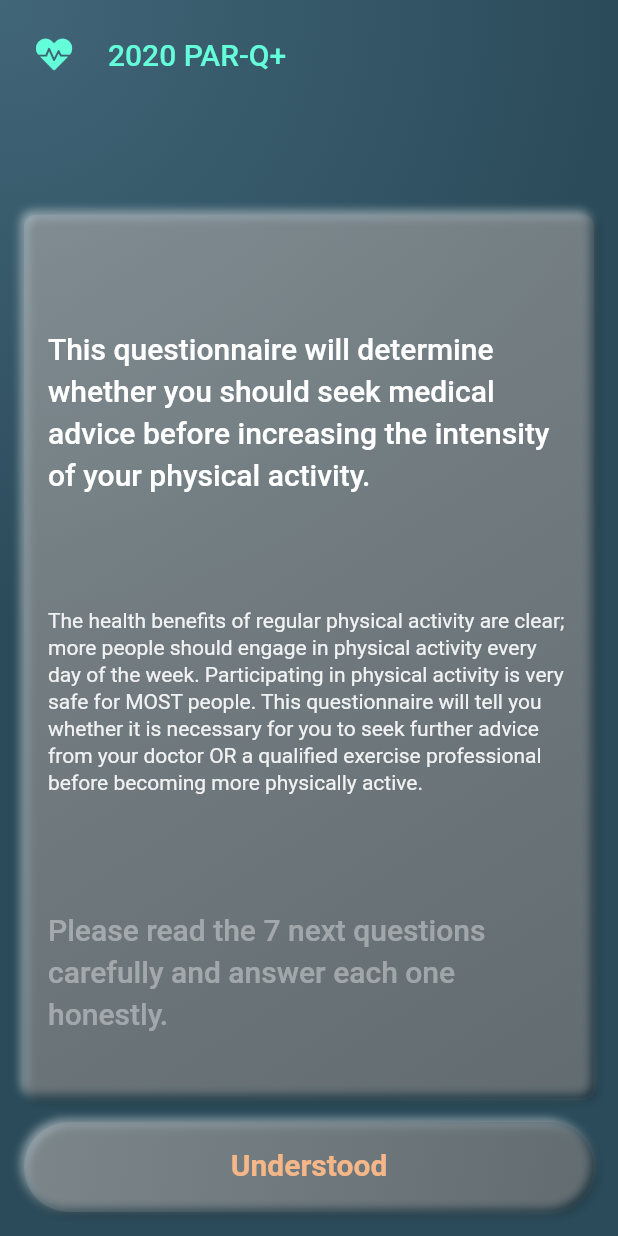
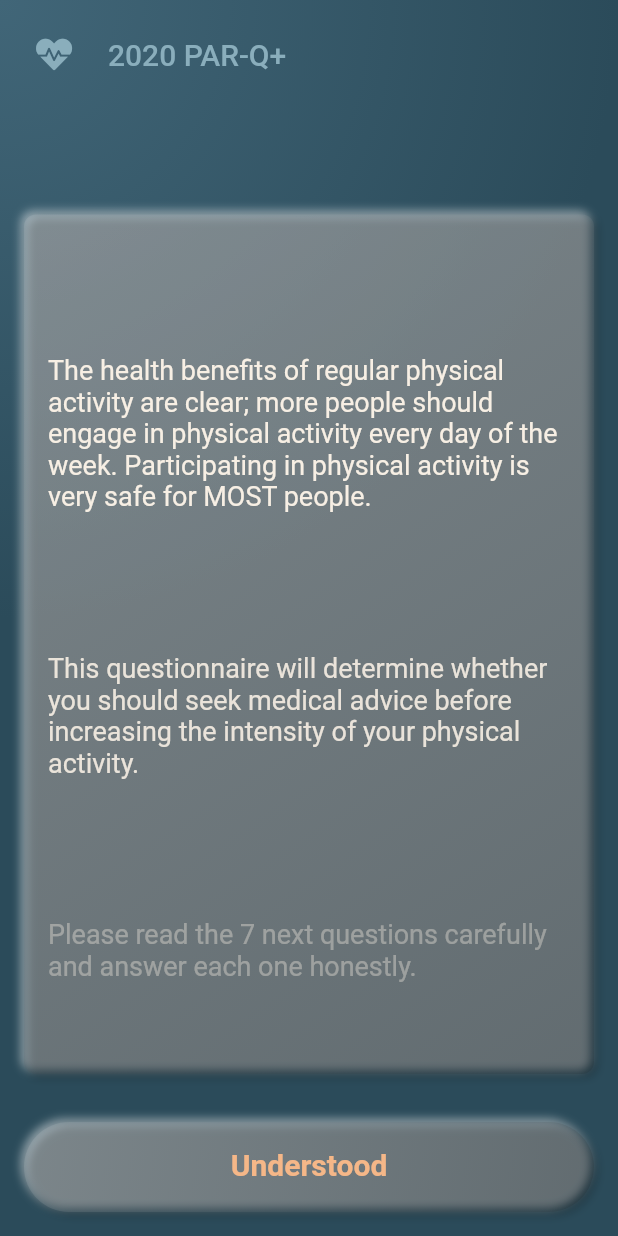
Before and after one commit to louisdeveseleer/parq, a Flutter app: the screen it shows after launch, after a tap on "Am I ready ?", on a phone screen of 412 x 824 dp. Run offline on Flutter 3.47's test engine with Material 2 defaults, Android fonts, the phone set to English and light mode, and no system bars; drawn by our look-alikes of flutter_neumorphic; our stand-ins replace font_awesome_flutter, page_transition.

Commit message:
update mac

```diff
--- a/lib/common_widgets/basic_screen.dart
+++ b/lib/common_widgets/basic_screen.dart
@@ -9,9 +9,9 @@ class BasicScreen extends StatelessWidget {
   @override
   Widget build(BuildContext context) {
     return Scaffold(
-      body: SafeArea(
-        child: Container(
-          decoration: backgroundDecoration,
+      body: Container(
+        decoration: backgroundDecoration,
+        child: SafeArea(
           child: Column(
             crossAxisAlignment: CrossAxisAlignment.stretch,
             children: [
--- a/lib/common_widgets/bullet_point.dart
+++ b/lib/common_widgets/bullet_point.dart
@@ -10,8 +10,8 @@ class BulletPoint extends StatelessWidget {
       crossAxisAlignment: CrossAxisAlignment.center,
       children: [
         Icon(
-          Icons.circle,
-          size: 10,
+          Icons.check_circle,
+          size: 16,
           color: Colors.white,
         ),
         SizedBox(
--- a/lib/common_widgets/custom_app_bar.dart
+++ b/lib/common_widgets/custom_app_bar.dart
@@ -14,7 +14,7 @@ class CustomAppBar extends StatelessWidget {
             icon: Icon(
               FontAwesomeIcons.heartbeat,
             ),
-            color: Theme.of(context).accentColor,
+            color: Theme.of(context).hintColor,
           ),
           SizedBox(
             width: 16,
@@ -22,7 +22,7 @@ class CustomAppBar extends StatelessWidget {
           Text(
             '2020 PAR-Q+',
             style: Theme.of(context).textTheme.headline6.copyWith(
-                  color: Theme.of(context).accentColor,
+                  color: Theme.of(context).hintColor,
                 ),
             textAlign: TextAlign.start,
           ),
--- a/lib/follow_up_questions/fuq_section_content.dart
+++ b/lib/follow_up_questions/fuq_section_content.dart
@@ -1,9 +1,9 @@
 import 'package:flutter/material.dart';
-import 'file:///C:/Users/Technical.Sales/AndroidStudioProjects/parq/lib/results/clearance.dart';
 import 'package:parq/common_widgets/my_radio_button.dart';
 import 'package:parq/follow_up_questions/fuq_item_model.dart';
 import 'package:parq/follow_up_questions/fuq_list.dart';
-import 'file:///C:/Users/Technical.Sales/AndroidStudioProjects/parq/lib/results/no_clearance.dart';
+import 'package:parq/results/clearance.dart';
+import 'package:parq/results/no_clearance.dart';
 import 'package:provider/provider.dart';
 
 class FUQSectionContent extends StatefulWidget {
@@ -104,7 +104,7 @@ class _FUQSectionContentState extends State<FUQSectionContent>
               padding: const EdgeInsets.all(16.0),
               child: fuqList.isFirstQuestion()
                   ? Icon(
-                      Icons.arrow_back_outlined,
+                      Icons.arrow_back,
                       color: Colors.transparent,
                     )
                   : InkWell(
@@ -117,7 +117,7 @@ class _FUQSectionContentState extends State<FUQSectionContent>
                       child: Row(
                         children: [
                           Icon(
-                            Icons.arrow_back_outlined,
+                            Icons.arrow_back,
                             color: Theme.of(context).textTheme.button.color,
                           ),
                           SizedBox(
--- a/lib/general_health_questions/ghq_intro.dart
+++ b/lib/general_health_questions/ghq_intro.dart
@@ -1,6 +1,6 @@
 import 'package:flutter/material.dart';
-import 'file:///C:/Users/Technical.Sales/AndroidStudioProjects/parq/lib/common_widgets/main_button.dart';
 import 'package:flutter_neumorphic/flutter_neumorphic.dart' as neu;
+import 'package:parq/common_widgets/main_button.dart';
 
 class GHQIntro extends StatefulWidget {
   final VoidCallback callback;
@@ -47,7 +47,7 @@ class _GHQIntroState extends State<GHQIntro>
                   ),
                   // margin: EdgeInsets.all(16),
                   child: Scrollbar(
-                    radius: Radius.circular(2),
+                    // radius: Radius.circular(2),
                     child: SingleChildScrollView(
                       padding: EdgeInsets.all(16.0),
                       child: ConstrainedBox(
@@ -61,8 +61,12 @@ class _GHQIntroState extends State<GHQIntro>
                             Flexible(child: Container()),
                             AnimatedOpacity(
                               child: Text(
-                                'This questionnaire will determine whether you should seek medical advice before increasing the intensity of your physical activity.',
-                                style: Theme.of(context).textTheme.headline6,
+                                'The health benefits of regular physical activity are clear; more people should engage in physical activity every day of the week. Participating in '
+                                'physical activity is very safe for MOST people.',
+                                style: Theme.of(context)
+                                    .textTheme
+                                    .bodyText2
+                                    .copyWith(fontSize: 18),
                               ),
                               opacity: controller.value < 0.1 ? 0.0 : 1.0,
                               duration: Duration(milliseconds: 800),
@@ -73,10 +77,11 @@ class _GHQIntroState extends State<GHQIntro>
                             ),
                             AnimatedOpacity(
                               child: Text(
-                                'The health benefits of regular physical activity are clear; more people should engage in physical activity every day of the week. Participating in '
-                                'physical activity is very safe for MOST people. This questionnaire will tell you whether it is necessary for you to seek further advice from your doctor '
-                                'OR a qualified exercise professional before becoming more physically active. ',
-                                style: Theme.of(context).textTheme.subtitle1,
+                                'This questionnaire will determine whether you should seek medical advice before increasing the intensity of your physical activity.',
+                                style: Theme.of(context)
+                                    .textTheme
+                                    .bodyText2
+                                    .copyWith(fontSize: 18),
                               ),
                               opacity: controller.value < 0.3 ? 0.0 : 1.0,
                               duration: Duration(milliseconds: 800),
@@ -88,7 +93,10 @@ class _GHQIntroState extends State<GHQIntro>
                             AnimatedOpacity(
                               child: Text(
                                 'Please read the 7 next questions carefully and answer each one honestly.',
-                                style: Theme.of(context).textTheme.headline6,
+                                style: Theme.of(context)
+                                    .textTheme
+                                    .bodyText2
+                                    .copyWith(fontSize: 18),
                               ),
                               opacity: controller.value < 0.6 ? 0.0 : 1.0,
                               duration: Duration(milliseconds: 800),
@@ -105,7 +113,7 @@ class _GHQIntroState extends State<GHQIntro>
             ),
           ),
           SizedBox(
-            height: 16,
+            height: 32,
           ),
           MainButton(
             onPressed: widget.callback,
--- a/lib/general_health_questions/ghq_main_screen.dart
+++ b/lib/general_health_questions/ghq_main_screen.dart
@@ -1,10 +1,9 @@
 import 'package:flutter/material.dart';
-import 'package:parq/common_widgets/custom_app_bar.dart';
+import 'package:parq/common_widgets/basic_screen.dart';
 import 'package:parq/general_health_questions/ghq_intro.dart';
 import 'package:parq/general_health_questions/ghq_summary.dart';
 import 'package:parq/general_health_questions/ghq_list_provider.dart';
 import 'package:parq/general_health_questions/ghq_structure.dart';
-import 'package:parq/theme.dart';
 import 'package:provider/provider.dart';
 import 'package:flutter_neumorphic/flutter_neumorphic.dart' as neu;
 
@@ -50,19 +49,14 @@ class _GHQMainScreenState extends State<GHQMainScreen> {
       pageController: pageController,
     ));
 
-    return Scaffold(
-      body: SafeArea(
-        child: Container(
-          decoration: backgroundDecoration,
+    return BasicScreen(
       child: Column(
         crossAxisAlignment: CrossAxisAlignment.stretch,
         children: [
-              CustomAppBar(),
           AnimatedOpacity(
             duration: Duration(milliseconds: 200),
-                opacity: (currentPosition > 0.8 && currentPosition < 7.2)
-                    ? 1.0
-                    : 0.0,
+            opacity:
+                (currentPosition > 0.8 && currentPosition < 7.2) ? 1.0 : 0.0,
             child: QuestionsSlider(
               currentPosition: currentPosition,
             ),
@@ -79,8 +73,6 @@ class _GHQMainScreenState extends State<GHQMainScreen> {
             ),
           ),
         ],
-          ),
-        ),
       ),
     );
   }
@@ -108,6 +100,10 @@ class QuestionsSlider extends StatelessWidget {
         Padding(
           padding: const EdgeInsets.symmetric(horizontal: 8.0),
           child: neu.NeumorphicSlider(
+            style: neu.SliderStyle(
+              accent: Theme.of(context).primaryColor,
+              variant: Theme.of(context).hintColor,
+            ),
             value: currentPosition,
             min: 0,
             max: 7,
--- a/lib/general_health_questions/ghq_summary.dart
+++ b/lib/general_health_questions/ghq_summary.dart
@@ -1,8 +1,8 @@
 import 'package:flutter/material.dart';
-import 'file:///C:/Users/Technical.Sales/AndroidStudioProjects/parq/lib/results/clearance.dart';
 import 'package:parq/common_widgets/main_button.dart';
 import 'package:parq/general_health_questions/ghq_follow_up.dart';
 import 'package:parq/general_health_questions/ghq_list_provider.dart';
+import 'package:parq/results/clearance.dart';
 import 'package:provider/provider.dart';
 
 class GHQSummary extends StatelessWidget {
--- a/lib/main.dart
+++ b/lib/main.dart
@@ -1,5 +1,4 @@
 import 'package:flutter/material.dart';
-import 'package:flutter_neumorphic/flutter_neumorphic.dart';
 import 'package:parq/theme.dart';
 import 'package:parq/welcome_page.dart';
 import 'package:parq/router.dart' as router;
@@ -11,7 +10,7 @@ void main() {
 class MyApp extends StatelessWidget {
   @override
   Widget build(BuildContext context) {
-    return NeumorphicApp(
+    return MaterialApp(
       debugShowCheckedModeBanner: false,
       title: 'PAR-Q+',
       themeMode: ThemeMode.light,
--- a/lib/router.dart
+++ b/lib/router.dart
@@ -1,10 +1,10 @@
 import 'package:flutter/material.dart';
-import 'file:///C:/Users/Technical.Sales/AndroidStudioProjects/parq/lib/results/clearance.dart';
 import 'package:parq/follow_up_questions/fuq_main_screen.dart';
 import 'package:parq/general_health_questions/ghq_follow_up.dart';
 import 'package:parq/general_health_questions/ghq_main_screen.dart';
 import 'package:page_transition/page_transition.dart';
-import 'file:///C:/Users/Technical.Sales/AndroidStudioProjects/parq/lib/results/no_clearance.dart';
+import 'package:parq/results/clearance.dart';
+import 'package:parq/results/no_clearance.dart';
 
 Route<dynamic> generateRoute(RouteSettings settings) {
   switch (settings.name) {
--- a/lib/theme.dart
+++ b/lib/theme.dart
@@ -2,13 +2,14 @@ import 'package:flutter_neumorphic/flutter_neumorphic.dart';
 
 TextStyle kTitleStyle = TextStyle(
   fontFamily: 'Roboto',
+  color: Color(0xfff7efe4),
 );
 
 Color accentColor = Color(0xfff5b788);
 Color variantColor = Color(0xff8aaebc);
 
-NeumorphicThemeData themeData = NeumorphicThemeData(
-  baseColor: Color(0xff416678),
+ThemeData themeData = ThemeData(
+    primaryColor: Color(0xff416678),
 
     // fontFamily: 'Lora',
     textTheme: TextTheme(
@@ -30,10 +31,8 @@ NeumorphicThemeData themeData = NeumorphicThemeData(
         height: 1.0,
       ),
     ),
-  defaultTextColor: Color(0xfff7efe4),
     accentColor: accentColor,
-  variantColor: variantColor,
-);
+    hintColor: variantColor);
 
 BoxDecoration backgroundDecoration = BoxDecoration(
   gradient: RadialGradient(
--- a/lib/welcome_page.dart
+++ b/lib/welcome_page.dart
@@ -12,8 +12,7 @@ class WelcomePage extends StatelessWidget {
     double iconWidth = min(
         MediaQuery.of(context).size.width, MediaQuery.of(context).size.height);
     return Scaffold(
-      body: SafeArea(
-        child: Container(
+      body: Container(
         decoration: backgroundDecoration,
         child: Stack(
           children: [
@@ -80,7 +79,6 @@ class WelcomePage extends StatelessWidget {
           ],
         ),
       ),
-      ),
     );
   }
 }
```
Also changed, not shown: graphics/logo copy.png (added), graphics/logo2.png (added), pubspec.lock, 50 other files. Lines whose indentation alone changed are shown as unchanged.
